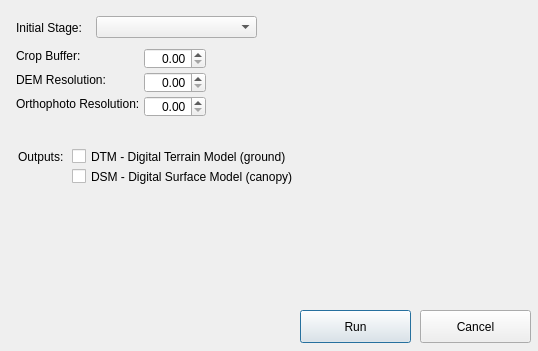
Above: AeroMap/drone_proc.ui from mark-stevens/AeroMap before the change. Below: the same form after it.
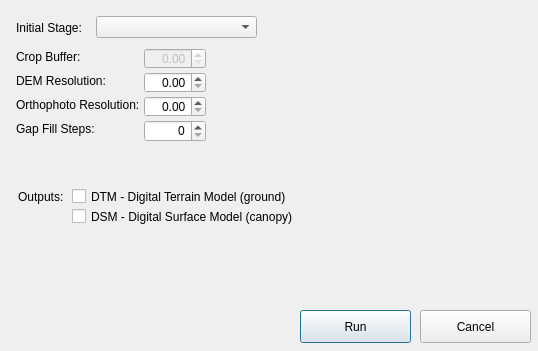
That is the form after the change.

The edit to the form file:
```diff
--- a/AeroMap/drone_proc.ui
+++ b/AeroMap/drone_proc.ui
@@ -56,7 +56,7 @@
    <property name="geometry">
     <rect>
      <x>18</x>
-     <y>144</y>
+     <y>184</y>
      <width>81</width>
      <height>25</height>
     </rect>
@@ -69,7 +69,7 @@
    <property name="geometry">
     <rect>
      <x>72</x>
-     <y>148</y>
+     <y>188</y>
      <width>271</width>
      <height>17</height>
     </rect>
@@ -85,7 +85,7 @@
    <property name="geometry">
     <rect>
      <x>72</x>
-     <y>168</y>
+     <y>208</y>
      <width>271</width>
      <height>17</height>
     </rect>
@@ -103,7 +103,7 @@
      <x>16</x>
      <y>48</y>
      <width>129</width>
-     <height>16</height>
+     <height>17</height>
     </rect>
    </property>
    <property name="text">
@@ -111,6 +111,9 @@
    </property>
   </widget>
   <widget class="QDoubleSpinBox" name="spinCrop">
+   <property name="enabled">
+    <bool>false</bool>
+   </property>
    <property name="geometry">
     <rect>
      <x>144</x>
@@ -148,7 +151,7 @@
      <x>16</x>
      <y>72</y>
      <width>129</width>
-     <height>16</height>
+     <height>17</height>
     </rect>
    </property>
    <property name="text">
@@ -183,7 +186,7 @@
      <x>16</x>
      <y>96</y>
      <width>129</width>
-     <height>16</height>
+     <height>17</height>
     </rect>
    </property>
    <property name="text">
@@ -212,6 +215,35 @@
     <double>0.000000000000000</double>
    </property>
   </widget>
+  <widget class="QSpinBox" name="spinGapFill">
+   <property name="geometry">
+    <rect>
+     <x>144</x>
+     <y>120</y>
+     <width>62</width>
+     <height>22</height>
+    </rect>
+   </property>
+   <property name="toolTip">
+    <string>&lt;html&gt;&lt;head/&gt;&lt;body&gt;&lt;p&gt;Number of steps used to fill areas with gaps. Set to 0 to disable gap filling. Starting with a radius equal to the output resolution, N different DEMs are generated with progressively bigger radius using the inverse distance weighted (IDW) algorithm and merged together. Remaining gaps are then merged using nearest neighbor interpolation.&lt;/p&gt;&lt;/body&gt;&lt;/html&gt;</string>
+   </property>
+   <property name="alignment">
+    <set>Qt::AlignRight|Qt::AlignTrailing|Qt::AlignVCenter</set>
+   </property>
+  </widget>
+  <widget class="QLabel" name="label_10">
+   <property name="geometry">
+    <rect>
+     <x>16</x>
+     <y>120</y>
+     <width>129</width>
+     <height>17</height>
+    </rect>
+   </property>
+   <property name="text">
+    <string>Gap Fill Steps:</string>
+   </property>
+  </widget>
  </widget>
  <tabstops>
   <tabstop>cboInitStage</tabstop>
```
Left out of the diff: 1 changed line with no effect on the pictures.
